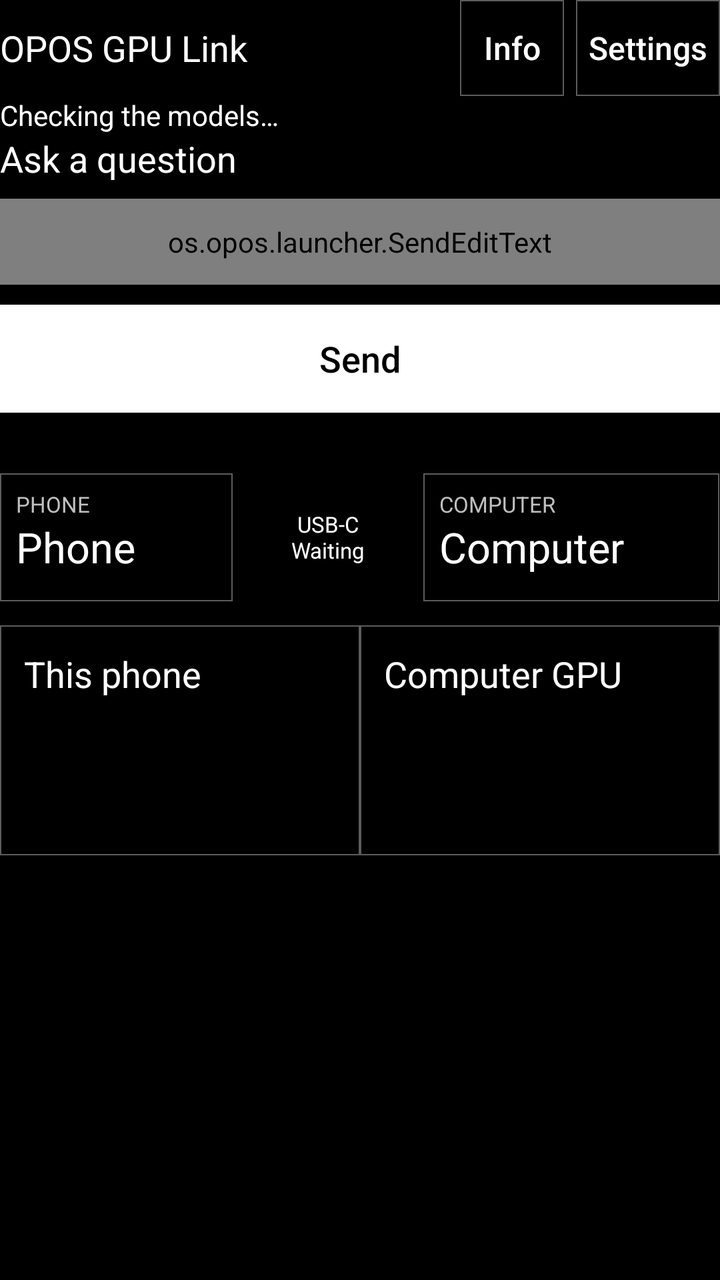
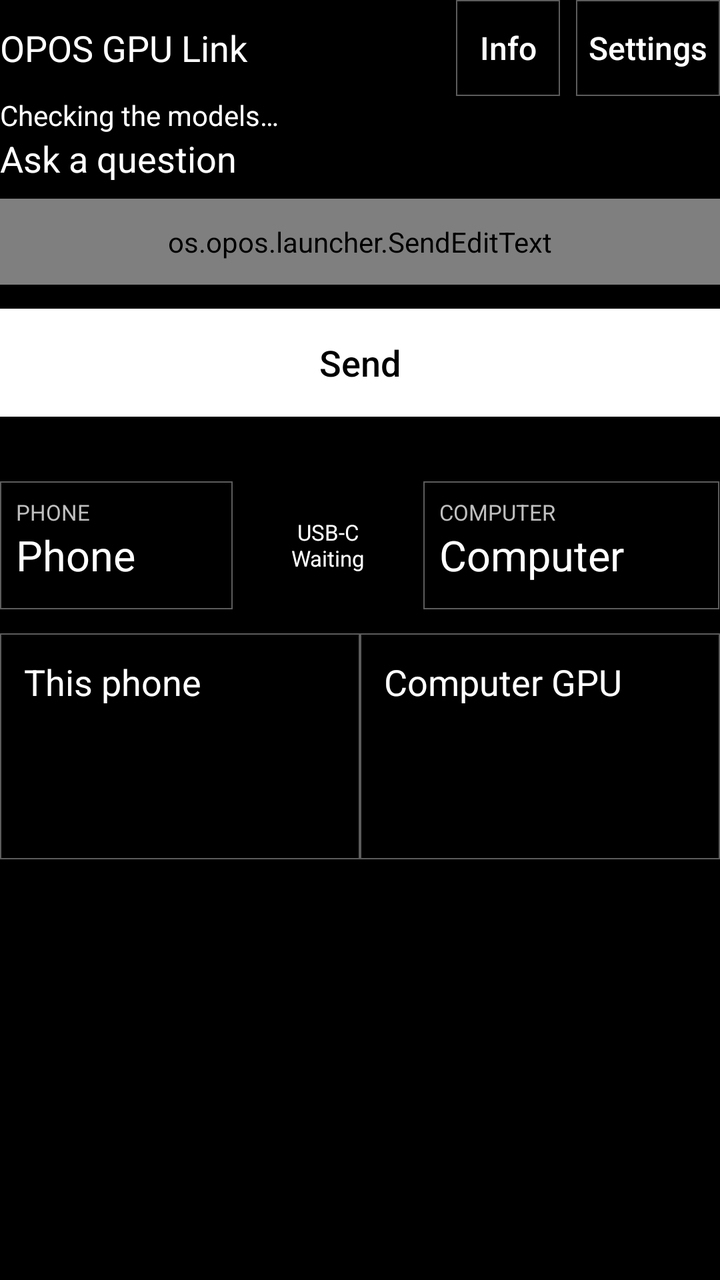

An Android layout rendered at two revisions. The XML below is the earlier revision; the diff shows what the commit changed to produce the second picture.
<!-- AndroidManifest.xml: application theme OposTheme -->
<!-- res/layout/models.xml -->
<?xml version="1.0" encoding="utf-8"?>
<FrameLayout xmlns:android="http://schemas.android.com/apk/res/android"
    android:id="@+id/root"
    android:layout_width="match_parent"
    android:layout_height="match_parent"
    android:background="@color/newspaper_paper">

    <LinearLayout
        android:id="@+id/screen"
        android:layout_width="match_parent"
        android:layout_height="match_parent"
        android:background="@color/newspaper_paper"
        android:orientation="vertical">

    <LinearLayout
        android:id="@+id/header"
        android:layout_width="match_parent"
        android:layout_height="wrap_content"
        android:gravity="center_vertical"
        android:orientation="horizontal">

        <TextView
            android:id="@+id/title"
            android:layout_width="0dp"
            android:layout_height="wrap_content"
            android:layout_weight="1"
            android:accessibilityHeading="true"
            android:text="@string/app_name"
            android:textColor="@color/newspaper_ink"
            android:textSize="18sp"
                    />

        <Button
            android:id="@+id/info"
            android:layout_width="wrap_content"
            android:layout_height="48dp"
            android:minWidth="52dp"
            android:background="@drawable/newspaper_outline"
            android:contentDescription="@string/info_description"
            android:text="@string/info"
            android:textAllCaps="false"
            android:textColor="@color/newspaper_ink"
            android:textSize="16sp" />

        <Button
            android:id="@+id/settings"
            android:layout_width="wrap_content"
            android:layout_height="48dp"
            android:minWidth="72dp"
            android:layout_marginStart="6dp"
            android:background="@drawable/newspaper_outline"
            android:contentDescription="@string/settings_description"
            android:text="@string/settings"
            android:textAllCaps="false"
            android:textColor="@color/newspaper_ink"
            android:textSize="16sp" />
    </LinearLayout>

    <TextView
        android:id="@+id/connection"
        android:layout_width="match_parent"
        android:layout_height="wrap_content"
        android:accessibilityLiveRegion="polite"
        android:text="@string/connecting"
        android:textColor="@color/newspaper_ink" />

    <LinearLayout
        android:id="@+id/composer"
        android:layout_width="match_parent"
        android:layout_height="wrap_content"
        android:orientation="vertical">

        <TextView
            android:id="@+id/question_label"
            android:layout_width="match_parent"
            android:layout_height="wrap_content"
            android:labelFor="@id/prompt"
            android:text="@string/question_label"
            android:textColor="@color/newspaper_ink"
            android:textSize="18sp"
                    />

        <LinearLayout
            android:id="@+id/input_row"
            android:layout_width="match_parent"
            android:layout_height="wrap_content"
            android:orientation="vertical">

        <os.opos.launcher.SendEditText
            android:id="@+id/prompt"
            android:layout_width="match_parent"
            android:layout_height="wrap_content"
            android:layout_marginTop="8dp"
            android:background="@drawable/newspaper_panel"
            android:gravity="top|start"
            android:hint="@string/question_hint"
            android:imeOptions="actionSend|flagNoExtractUi"
            android:inputType="textCapSentences|textMultiLine"
            android:maxLines="5"
            android:minLines="2"
            android:padding="12dp"
            android:textColor="@color/newspaper_ink"
            android:textColorHint="@color/newspaper_ink"
            android:textSize="18sp" />

        <Button
            android:id="@+id/ask"
            android:layout_width="match_parent"
            android:layout_height="54dp"
            android:layout_marginTop="10dp"
            android:background="@drawable/newspaper_primary"
            android:text="@string/send"
            android:textAllCaps="false"
            android:textColor="@color/newspaper_paper"
            android:textSize="18sp"
                    />

        <Button
            android:id="@+id/stop"
            android:layout_width="match_parent"
            android:layout_height="54dp"
            android:layout_marginTop="10dp"
            android:background="@drawable/newspaper_outline"
            android:text="@string/stop"
            android:textAllCaps="false"
            android:textColor="@color/newspaper_ink"
            android:textSize="18sp"
                    android:visibility="gone" />

        <Button
            android:id="@+id/reconnect"
            android:layout_width="match_parent"
            android:layout_height="54dp"
            android:layout_marginTop="10dp"
            android:background="@drawable/newspaper_primary"
            android:text="@string/reconnect"
            android:textAllCaps="false"
            android:textColor="@color/newspaper_paper"
            android:textSize="18sp"
                    android:visibility="gone" />

        <TextView
            android:id="@+id/reset_ask_copy"
            android:layout_width="match_parent"
            android:layout_height="wrap_content"
            android:layout_marginTop="10dp"
            android:text="@string/reset_ask_copy"
            android:textColor="@color/newspaper_ink"
            android:textSize="18sp"
            android:visibility="gone" />

        <Button
            android:id="@+id/reset_ask"
            android:layout_width="match_parent"
            android:layout_height="48dp"
            android:layout_marginTop="8dp"
            android:background="@drawable/newspaper_outline"
            android:text="@string/reset_ask"
            android:textAllCaps="false"
            android:textColor="@color/newspaper_ink"
            android:textSize="18sp"
            android:visibility="gone" />

        </LinearLayout>
    </LinearLayout>

    <TextView
        android:id="@+id/error"
        android:layout_width="match_parent"
        android:layout_height="wrap_content"
        android:accessibilityLiveRegion="polite"
        android:paddingStart="16dp"
        android:paddingEnd="16dp"
        android:textColor="@color/newspaper_ink"
        android:textSize="18sp" />

    <FrameLayout
        android:id="@+id/results_stage"
        android:layout_width="match_parent"
        android:layout_height="0dp"
        android:layout_weight="1">

    <ScrollView
        android:id="@+id/results_scroll"
        android:layout_width="match_parent"
        android:layout_height="match_parent"
        android:clipToPadding="false"
        android:fillViewport="false">

        <LinearLayout
            android:id="@+id/content"
            android:layout_width="match_parent"
            android:layout_height="wrap_content"
            android:orientation="vertical">

            <LinearLayout
                android:id="@+id/pairing_closed"
                android:layout_width="match_parent"
                android:layout_height="wrap_content"
                android:background="@drawable/newspaper_panel"
                android:orientation="vertical"
                android:padding="16dp"
                android:visibility="gone">

                <TextView
                    android:id="@+id/pairing_closed_header"
                    android:layout_width="match_parent"
                    android:layout_height="wrap_content"
                    android:accessibilityHeading="true"
                    android:text="@string/pairing_closed_title"
                    android:textColor="@color/newspaper_ink"
                    android:textSize="18sp" />

                <TextView
                    android:id="@+id/pairing_closed_text"
                    android:layout_width="match_parent"
                    android:layout_height="wrap_content"
                    android:layout_marginTop="8dp"
                    android:text="@string/pairing_closed"
                    android:textColor="@color/newspaper_ink"
                    android:textSize="18sp" />

                <Button
                    android:id="@+id/reopen_pc"
                    android:layout_width="match_parent"
                    android:layout_height="52dp"
                    android:layout_marginTop="12dp"
                    android:background="@drawable/newspaper_primary"
                    android:text="@string/reopen_pc"
                    android:textAllCaps="false"
                    android:textColor="@color/newspaper_paper"
                    android:textSize="18sp" />
            </LinearLayout>

            <LinearLayout
                android:id="@+id/device_band"
                android:layout_width="match_parent"
                android:layout_height="wrap_content"
                android:layout_marginTop="6dp"
                android:accessibilityLiveRegion="polite"
                android:importantForAccessibility="yes"
                android:screenReaderFocusable="true"
                android:orientation="horizontal">

                <LinearLayout
                    android:id="@+id/device_phone"
                    android:layout_width="0dp"
                    android:layout_height="wrap_content"
                    android:layout_weight="1.1"
                    android:background="@drawable/newspaper_panel"
                    android:importantForAccessibility="noHideDescendants"
                    android:minHeight="64dp"
                    android:orientation="vertical"
                    android:padding="8dp">

                    <TextView
                        android:id="@+id/device_phone_kicker"
                        android:layout_width="match_parent"
                        android:layout_height="wrap_content"
                        android:text="@string/device_phone_kicker"
                        android:textColor="@color/you_asked_label"
                        android:textSize="11sp" />

                    <TextView
                        android:id="@+id/device_phone_name"
                        android:layout_width="match_parent"
                        android:layout_height="wrap_content"
                        android:text="@string/device_phone_name"
                        android:textColor="@color/newspaper_ink"
                        android:textSize="21sp" />
                </LinearLayout>

                <TextView
                    android:id="@+id/device_link"
                    android:layout_width="0dp"
                    android:layout_height="wrap_content"
                    android:layout_gravity="center_vertical"
                    android:layout_weight="0.9"
                    android:gravity="center"
                    android:importantForAccessibility="no"
                    android:text="@string/device_link_waiting"
                    android:textColor="@color/newspaper_ink"
                    android:textSize="11sp" />

                <LinearLayout
                    android:id="@+id/device_computer"
                    android:layout_width="0dp"
                    android:layout_height="wrap_content"
                    android:layout_weight="1.4"
                    android:background="@drawable/newspaper_panel"
                    android:importantForAccessibility="noHideDescendants"
                    android:minHeight="64dp"
                    android:orientation="vertical"
                    android:padding="8dp">

                    <TextView
                        android:id="@+id/device_computer_kicker"
                        android:layout_width="match_parent"
                        android:layout_height="wrap_content"
                        android:text="@string/device_computer_kicker"
                        android:textColor="@color/you_asked_label"
                        android:textSize="11sp" />

                    <TextView
                        android:id="@+id/device_computer_name"
                        android:layout_width="match_parent"
                        android:layout_height="wrap_content"
                        android:text="@string/device_computer_name"
                        android:textColor="@color/newspaper_ink"
                        android:textSize="21sp" />
                </LinearLayout>
            </LinearLayout>

            <TextView
                android:id="@+id/question"
                android:layout_width="match_parent"
                android:layout_height="wrap_content"
                android:layout_marginTop="12dp"
                android:accessibilityHeading="true"
                android:textColor="@color/newspaper_ink"
                android:textSize="18sp"
                    android:visibility="gone" />

            <LinearLayout
                android:id="@+id/answers"
                android:layout_width="match_parent"
                android:layout_height="wrap_content"
                android:layout_marginTop="12dp"
                android:orientation="horizontal">

                <LinearLayout
                    android:id="@+id/phone_card"
                    android:layout_width="0dp"
                    android:layout_height="wrap_content"
                    android:layout_weight="1"
                    android:background="@drawable/newspaper_panel"
                    android:orientation="vertical"
                    android:padding="12dp">

                    <TextView
                        android:layout_width="match_parent"
                        android:layout_height="wrap_content"
                        android:accessibilityHeading="true"
                        android:text="@string/phone_heading"
                        android:textColor="@color/newspaper_ink"
                        android:textSize="18sp"
                    />

                    <TextView
                        android:id="@+id/phone_state"
                        android:layout_width="match_parent"
                        android:layout_height="wrap_content"
                        android:layout_marginTop="8dp"
                        android:accessibilityLiveRegion="polite"
                        android:textColor="@color/newspaper_ink"
                        android:textSize="18sp"
                    />

                    <TextView
                        android:id="@+id/phone_answer"
                        android:layout_width="match_parent"
                        android:layout_height="wrap_content"
                        android:layout_marginTop="10dp"
                        android:textColor="@color/newspaper_ink"
                        android:textIsSelectable="true"
                        android:textSize="18sp" />
                </LinearLayout>

                <LinearLayout
                    android:id="@+id/gpu_card"
                    android:layout_width="0dp"
                    android:layout_height="wrap_content"
                    android:layout_weight="1"
                    android:background="@drawable/newspaper_panel"
                    android:orientation="vertical"
                    android:padding="12dp">

                    <TextView
                        android:id="@+id/gpu_heading"
                        android:layout_width="match_parent"
                        android:layout_height="wrap_content"
                        android:accessibilityHeading="true"
                        android:text="@string/gpu_heading_neutral"
                        android:textColor="@color/newspaper_ink"
                        android:textSize="18sp"
                    />

                    <TextView
                        android:id="@+id/gpu_state"
                        android:layout_width="match_parent"
                        android:layout_height="wrap_content"
                        android:layout_marginTop="8dp"
                        android:accessibilityLiveRegion="polite"
                        android:textColor="@color/newspaper_ink"
                        android:textSize="18sp"
                    />

                    <TextView
                        android:id="@+id/gpu_answer"
                        android:layout_width="match_parent"
                        android:layout_height="wrap_content"
                        android:layout_marginTop="10dp"
                        android:textColor="@color/newspaper_ink"
                        android:textIsSelectable="true"
                        android:textSize="18sp" />
                </LinearLayout>
            </LinearLayout>

            <Button
                android:id="@+id/retry"
                android:layout_width="match_parent"
                android:layout_height="52dp"
                android:layout_marginTop="12dp"
                android:background="@drawable/newspaper_outline"
                android:text="@string/try_again"
                android:textAllCaps="false"
                android:textColor="@color/newspaper_ink"
                android:textSize="18sp"
                android:visibility="gone" />
        </LinearLayout>
    </ScrollView>
    </FrameLayout>
    </LinearLayout>

    <LinearLayout
        android:id="@+id/pairing"
        android:layout_width="match_parent"
        android:layout_height="match_parent"
        android:background="@color/newspaper_paper"
        android:clickable="true"
        android:focusable="true"
        android:orientation="vertical"
        android:visibility="gone">

        <ScrollView
            android:id="@+id/pairing_scroll"
            android:layout_width="match_parent"
            android:layout_height="0dp"
            android:layout_weight="1"
            android:fillViewport="true">

            <LinearLayout
                android:id="@+id/pairing_body"
                android:layout_width="match_parent"
                android:layout_height="wrap_content"
                android:gravity="center_horizontal"
                android:orientation="vertical"
                android:padding="24dp">

                <TextView
                    android:id="@+id/pairing_header"
                    android:layout_width="match_parent"
                    android:layout_height="wrap_content"
                    android:accessibilityHeading="true"
                    android:gravity="center_horizontal"
                    android:text="@string/pairing_title"
                    android:textColor="@color/newspaper_ink"
                    android:textSize="21sp" />

                <TextView
                    android:id="@+id/pairing_text"
                    android:layout_width="match_parent"
                    android:layout_height="wrap_content"
                    android:layout_marginTop="12dp"
                    android:gravity="center_horizontal"
                    android:textColor="@color/newspaper_ink"
                    android:textSize="18sp" />

                <TextView
                    android:id="@+id/pairing_code_label"
                    android:layout_width="match_parent"
                    android:layout_height="wrap_content"
                    android:layout_marginTop="24dp"
                    android:gravity="center_horizontal"
                    android:text="@string/pairing_code_label"
                    android:textColor="@color/newspaper_ink"
                    android:textSize="11sp" />

                <TextView
                    android:id="@+id/pairing_code"
                    android:layout_width="match_parent"
                    android:layout_height="wrap_content"
                    android:layout_marginTop="8dp"
                    android:fontFeatureSettings="tnum"
                    android:gravity="center"
                    android:importantForAccessibility="yes"
                    android:textColor="@color/newspaper_ink"
                    android:textSize="56sp" />

                <TextView
                    android:id="@+id/pairing_countdown"
                    android:layout_width="match_parent"
                    android:layout_height="wrap_content"
                    android:layout_marginTop="8dp"
                    android:gravity="center"
                    android:textColor="@color/newspaper_ink"
                    android:textSize="18sp" />

                <TextView
                    android:id="@+id/pairing_disclosure"
                    android:layout_width="match_parent"
                    android:layout_height="wrap_content"
                    android:layout_marginTop="20dp"
                    android:gravity="center_horizontal"
                    android:text="@string/pairing_disclosure"
                    android:textColor="@color/newspaper_ink"
                    android:textSize="18sp" />
            </LinearLayout>
        </ScrollView>

        <LinearLayout
            android:id="@+id/pairing_actions"
            android:layout_width="match_parent"
            android:layout_height="wrap_content"
            android:orientation="vertical"
            android:paddingStart="24dp"
            android:paddingTop="8dp"
            android:paddingEnd="24dp"
            android:paddingBottom="24dp">

            <Button
                android:id="@+id/allow_pc"
                android:layout_width="match_parent"
                android:layout_height="wrap_content"
                android:minHeight="72dp"
                android:background="@drawable/newspaper_primary"
                android:text="@string/allow_pc"
                android:textAllCaps="false"
                android:textColor="@color/newspaper_paper"
                android:textSize="21sp" />

            <Button
                android:id="@+id/deny_pc"
                android:layout_width="match_parent"
                android:layout_height="wrap_content"
                android:minHeight="48dp"
                android:layout_marginTop="8dp"
                android:background="@drawable/newspaper_outline"
                android:text="@string/not_now"
                android:textAllCaps="false"
                android:textColor="@color/newspaper_ink"
                android:textSize="16sp" />
        </LinearLayout>
    </LinearLayout>
</FrameLayout>
<!-- resources referenced by this layout -->
<resources>
  <color name="newspaper_ink">#FFFFFF</color>
  <color name="newspaper_paper">#000000</color>
  <color name="you_asked_label">#BFBFBF</color>
  <!-- drawable newspaper_outline (drawable) -->
  <shape xmlns:android="http://schemas.android.com/apk/res/android" android:shape="rectangle">
      <solid android:color="@color/newspaper_paper" />
      <stroke android:width="0.5dp" android:color="@color/newspaper_stroke" />
  </shape>
  <!-- drawable newspaper_panel (drawable) -->
  <shape xmlns:android="http://schemas.android.com/apk/res/android" android:shape="rectangle">
      <solid android:color="@color/newspaper_paper" />
      <stroke android:width="0.5dp" android:color="@color/newspaper_stroke" />
  </shape>
  <!-- drawable newspaper_primary (drawable) -->
  <shape xmlns:android="http://schemas.android.com/apk/res/android" android:shape="rectangle">
      <solid android:color="@color/newspaper_ink" />
  </shape>
  <string name="allow_pc">Allow this PC</string>
  <string name="app_name">OPOS GPU Link</string>
  <string name="connecting">Checking the models…</string>
  <string name="device_computer_kicker">COMPUTER</string>
  <string name="device_computer_name">Computer</string>
  <string name="device_link_waiting">USB-C\nWaiting</string>
  <string name="device_phone_kicker">PHONE</string>
  <string name="device_phone_name">Phone</string>
  <string name="gpu_heading_neutral">Computer GPU</string>
  <string name="info">Info</string>
  <string name="info_description">Show GPU Link information</string>
  <string name="not_now">Not now</string>
  <string name="pairing_closed">New PC requests are paused. You can allow pairing again.</string>
  <string name="pairing_closed_title">Pairing requests closed</string>
  <string name="pairing_code_label">Pairing code</string>
  <string name="pairing_disclosure">If allowed, this PC can see what you ask the GPU model and keeps a copy of the model file.</string>
  <string name="pairing_title">Pair this PC?</string>
  <string name="phone_heading">This phone</string>
  <string name="question_hint">Ask the models…</string>
  <string name="question_label">Ask a question</string>
  <string name="reconnect">Reconnect</string>
  <string name="reopen_pc">Allow pairing again</string>
  <string name="reset_ask">Reset</string>
  <string name="reset_ask_copy">Your last question may still be running. Reset clears this screen’s check but does not stop the answer.</string>
  <string name="send">Send</string>
  <string name="settings">Settings</string>
  <string name="settings_description">Show display settings</string>
  <string name="stop">Stop</string>
  <string name="try_again">Try again</string>
  <style name="OposTheme" parent="@android:style/Theme.Material.NoActionBar">
          <item name="android:colorAccent">@color/newspaper_ink</item>
          <item name="android:windowBackground">@color/newspaper_paper</item>
          <item name="android:textColorPrimary">@color/newspaper_ink</item>
          <item name="android:textColorSecondary">@color/newspaper_ink</item>
          <item name="android:textColorHint">@color/newspaper_ink</item>
          <item name="android:colorControlNormal">@color/newspaper_ink</item>
          <item name="android:colorControlActivated">@color/newspaper_ink</item>
          <item name="android:statusBarColor">@color/newspaper_paper</item>
          <item name="android:navigationBarColor">@color/newspaper_paper</item>
          <item name="android:windowLightStatusBar">false</item>
          <item name="android:windowLightNavigationBar">false</item>
      </style>
  <color name="newspaper_stroke">#5C5C5C</color>
</resources>

<!-- the commit's change to res/layout/models.xml (unified diff, before → after) -->
@@ -47,7 +47,7 @@
             android:layout_width="wrap_content"
             android:layout_height="48dp"
             android:minWidth="72dp"
-            android:layout_marginStart="6dp"
+            android:layout_marginStart="@dimen/space_s"
             android:background="@drawable/newspaper_outline"
             android:contentDescription="@string/settings_description"
             android:text="@string/settings"
@@ -107,7 +107,7 @@
             android:id="@+id/ask"
             android:layout_width="match_parent"
             android:layout_height="54dp"
-            android:layout_marginTop="10dp"
+            android:layout_marginTop="@dimen/space_m"
             android:background="@drawable/newspaper_primary"
             android:text="@string/send"
             android:textAllCaps="false"
@@ -119,7 +119,7 @@
             android:id="@+id/stop"
             android:layout_width="match_parent"
             android:layout_height="54dp"
-            android:layout_marginTop="10dp"
+            android:layout_marginTop="@dimen/space_m"
             android:background="@drawable/newspaper_outline"
             android:text="@string/stop"
             android:textAllCaps="false"
@@ -131,7 +131,7 @@
             android:id="@+id/reconnect"
             android:layout_width="match_parent"
             android:layout_height="54dp"
-            android:layout_marginTop="10dp"
+            android:layout_marginTop="@dimen/space_m"
             android:background="@drawable/newspaper_primary"
             android:text="@string/reconnect"
             android:textAllCaps="false"
@@ -143,7 +143,7 @@
             android:id="@+id/reset_ask_copy"
             android:layout_width="match_parent"
             android:layout_height="wrap_content"
-            android:layout_marginTop="10dp"
+            android:layout_marginTop="@dimen/space_m"
             android:text="@string/reset_ask_copy"
             android:textColor="@color/newspaper_ink"
             android:textSize="18sp"
@@ -236,7 +236,7 @@
                 android:id="@+id/device_band"
                 android:layout_width="match_parent"
                 android:layout_height="wrap_content"
-                android:layout_marginTop="6dp"
+                android:layout_marginTop="@dimen/space_s"
                 android:accessibilityLiveRegion="polite"
                 android:importantForAccessibility="yes"
                 android:screenReaderFocusable="true"
@@ -360,7 +360,7 @@
                         android:id="@+id/phone_answer"
                         android:layout_width="match_parent"
                         android:layout_height="wrap_content"
-                        android:layout_marginTop="10dp"
+                        android:layout_marginTop="@dimen/space_s"
                         android:textColor="@color/newspaper_ink"
                         android:textIsSelectable="true"
                         android:textSize="18sp" />
@@ -399,7 +399,7 @@
                         android:id="@+id/gpu_answer"
                         android:layout_width="match_parent"
                         android:layout_height="wrap_content"
-                        android:layout_marginTop="10dp"
+                        android:layout_marginTop="@dimen/space_s"
                         android:textColor="@color/newspaper_ink"
                         android:textIsSelectable="true"
                         android:textSize="18sp" />
<!-- resource entries referenced after the edit -->
@@ -3,6 +3,8 @@
   <color name="newspaper_ink">#FFFFFF</color>
   <color name="newspaper_paper">#000000</color>
   <color name="you_asked_label">#BFBFBF</color>
+  <dimen name="space_m">12dp</dimen>
+  <dimen name="space_s">8dp</dimen>
   <!-- drawable newspaper_outline (drawable) -->
   <shape xmlns:android="http://schemas.android.com/apk/res/android" android:shape="rectangle">
       <solid android:color="@color/newspaper_paper" />
